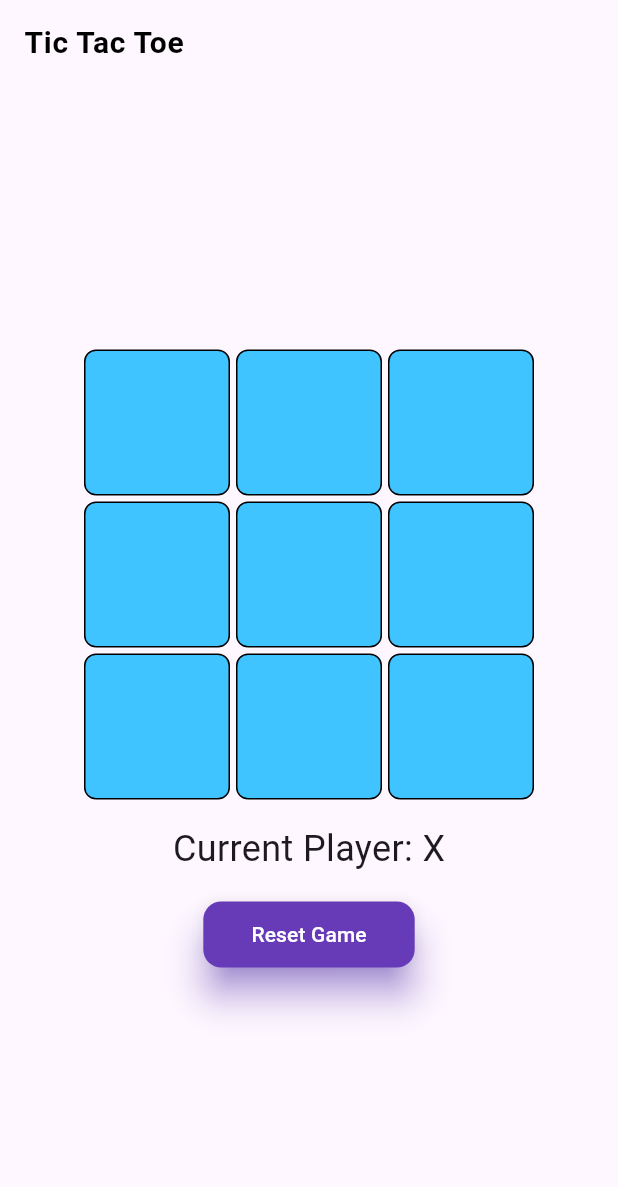
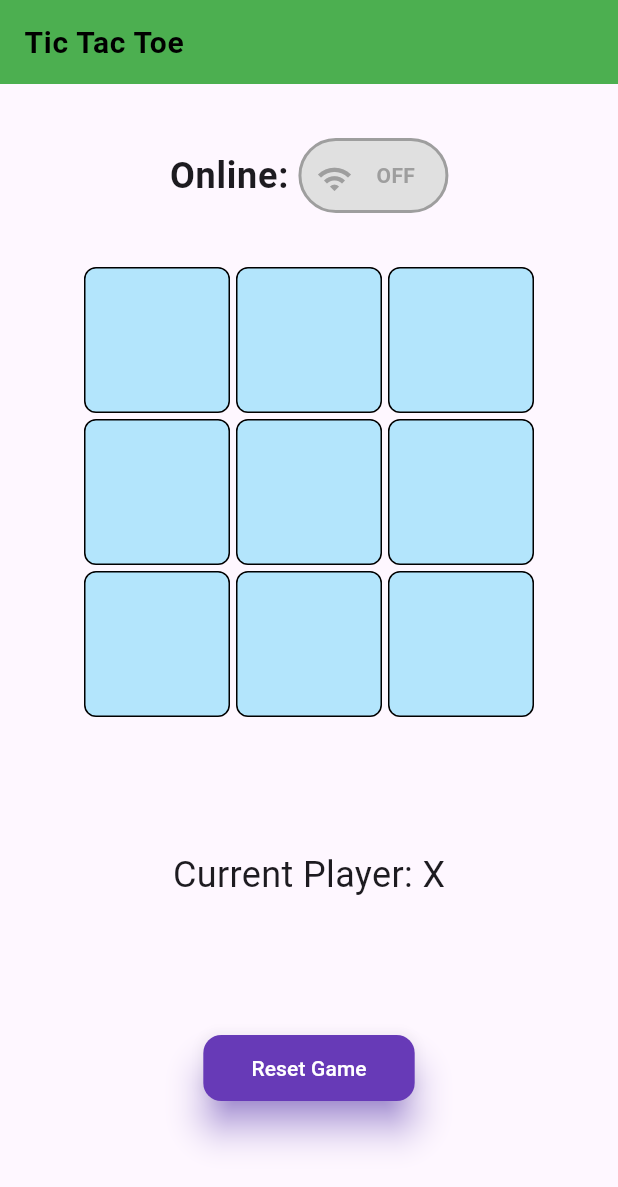
Before and after one commit to munesh-adabala/tictactoe_game, a Flutter app: the screen it shows after launch, on a phone screen of 412 x 824 dp. Shown: the top 1187 px of the screen. Run offline on Flutter 3.47's test engine with Material 3 defaults, Android fonts, the phone set to English and light mode, and no system bars; our stand-ins replace fluttertoast, lottie.

Commit message:
UI changes and added local and online support

```diff
--- a/lib/game_state.dart
+++ b/lib/game_state.dart
@@ -1,33 +1,33 @@
+enum GameMode { local, online }
+
 class GameState {
   List<List<String>> board;
   String currentPlayer;
   String? winner;
   List<int>? winningLine;
+  GameMode gameMode;
 
   GameState({
     required this.board,
     required this.currentPlayer,
     this.winner,
     this.winningLine,
+    required this.gameMode,
   });
 
-  factory GameState.fromJson(Map<String, dynamic> json) {
-    return GameState(
-      board: (json['board'] as List)
-          .map((row) => (row as List).map((cell) => cell as String).toList())
-          .toList(),
-      currentPlayer: json['currentPlayer'] as String,
-      winner: json['winner'] as String?,
-      winningLine: (json['winningLine'] as List?)?.map((e) => e as int).toList(),
-    );
-  }
+  Map<String, dynamic> toJson() => {
+    'board': board,
+    'currentPlayer': currentPlayer,
+    'winner': winner,
+    'winningLine': winningLine,
+    'gameMode': gameMode.toString().split('.').last,
+  };
 
-  Map<String, dynamic> toJson() {
-    return {
-      'board': board,
-      'currentPlayer': currentPlayer,
-      'winner': winner,
-      'winningLine': winningLine,
-    };
-  }
+  factory GameState.fromJson(Map<String, dynamic> json) => GameState(
+    board: List<List<String>>.from(json['board'].map((row) => List<String>.from(row))),
+    currentPlayer: json['currentPlayer'],
+    winner: json['winner'],
+    winningLine: json['winningLine'] != null ? List<int>.from(json['winningLine']) : null,
+    gameMode: GameMode.values.firstWhere((e) => e.toString().split('.').last == json['gameMode']),
+  );
 }
--- a/lib/main.dart
+++ b/lib/main.dart
@@ -17,8 +17,10 @@ class TicTacToeApp extends StatelessWidget {
       child: MaterialApp(
         title: 'Tic Tac Toe',
         theme: ThemeData(
-          primarySwatch: Colors.blue,
-        ),
+            primarySwatch: Colors.blue,
+            appBarTheme: const AppBarTheme(
+              backgroundColor: Colors.green,
+            )),
         home: TicTacToeGame(),
       ),
     );
--- a/lib/ui/game_ui.dart
+++ b/lib/ui/game_ui.dart
@@ -1,21 +1,13 @@
 import 'package:flutter/material.dart';
 import 'package:provider/provider.dart';
 import 'package:tic_tac_toe/ui/tictactoe_cell.dart';
-import 'package:tic_tac_toe/ui/winner_screen.dart';
+import 'package:tic_tac_toe/ui/toggle_button_widget.dart';
 
+import '../game_state.dart';
 import '../viewmodel.dart';
 
 class TicTacToeGame extends StatelessWidget {
   const TicTacToeGame({super.key});
-
-  void navigateToCelebrationScreen(BuildContext context, String winner) {
-    Navigator.push(
-      context,
-      MaterialPageRoute(
-        builder: (context) => CelebrationScreen(winner: winner),
-      ),
-    );
-  }
 
   @override
   Widget build(BuildContext context) {
@@ -33,8 +25,27 @@ class TicTacToeGame extends StatelessWidget {
           final gameState = viewModel.gameState;
 
           return Column(
-            mainAxisAlignment: MainAxisAlignment.center,
+            mainAxisAlignment: MainAxisAlignment.spaceEvenly,
             children: [
+              Row(
+                mainAxisAlignment: MainAxisAlignment.center,
+                children: [
+                  const Text("Online: ",
+                      style: TextStyle(
+                          fontSize: 24,
+                          fontWeight: FontWeight.bold,
+                          letterSpacing: 0.5)),
+                  ToggleButton(
+                    onToggle: (isOn) {
+                      if (isOn) {
+                        viewModel.setGameMode(GameMode.online);
+                      } else {
+                        viewModel.setGameMode(GameMode.local);
+                      }
+                    },
+                  ),
+                ],
+              ),
               Align(
                 child: Container(
                   alignment: FractionalOffset.center,
@@ -67,17 +78,23 @@ class TicTacToeGame extends StatelessWidget {
                 ),
               ),
               const SizedBox(height: 16),
-              if (gameState.winner != null)
+              if (gameState.winner != null) ...[
                 Text(
                   'Winner: ${gameState.winner}',
-                  style: const TextStyle(fontSize: 24),
-                )
-              else
+                  style: TextStyle(fontSize: 24),
+                ),
+              ] else if (gameState.currentPlayer == "X") ...[
                 Text(
-                  'Current Player: ${gameState.currentPlayer}',
-                  style: const TextStyle(fontSize: 24),
+                  'Current Player: X',
+                  style: TextStyle(fontSize: 24),
                 ),
-              const SizedBox(height: 16),
+              ] else if (gameState.currentPlayer == "O") ...[
+                Text(
+                  'Current Player: O',
+                  style: TextStyle(fontSize: 24),
+                ),
+              ],
+              SizedBox(height: 16),
               ElevatedButton(
                 onPressed: () => viewModel.resetGame(),
                 style: ElevatedButton.styleFrom(
@@ -91,8 +108,9 @@ class TicTacToeGame extends StatelessWidget {
                   elevation: 10,
                   shadowColor: Colors.deepPurpleAccent,
                 ),
-                child: const Text('Reset Game'),
+                child: Text('Reset Game'),
               ),
+              SizedBox(height: 16),
             ],
           );
         },
@@ -101,11 +119,10 @@ class TicTacToeGame extends StatelessWidget {
   }
 }
 
-
 class WinnerLine extends StatefulWidget {
   final List<int> winningLine;
 
-  const WinnerLine({required this.winningLine});
+  const WinnerLine({super.key, required this.winningLine});
 
   @override
   _WinnerLineState createState() => _WinnerLineState();
--- a/lib/ui/tictactoe_cell.dart
+++ b/lib/ui/tictactoe_cell.dart
@@ -12,7 +12,7 @@ class TicTacToeCell extends StatefulWidget {
     super.key,
     required this.symbol,
     required this.onTap,
-    this.backgroundColor = Colors.lightBlueAccent,
+    this.backgroundColor = const Color(0xFFB3E5FC),
     this.borderColor = Colors.black,
     this.borderRadius = 8.0,
     this.fontSize = 36.0,
--- /dev/null
+++ b/lib/ui/toggle_button_widget.dart
@@ -0,0 +1,105 @@
+import 'package:flutter/cupertino.dart';
+import 'package:flutter/material.dart';
+
+class ToggleButton extends StatefulWidget {
+  final Function(bool) onToggle;
+
+  const ToggleButton({key, required this.onToggle}) : super(key: key);
+
+  @override
+  _ToggleButtonState createState() => _ToggleButtonState();
+}
+
+class _ToggleButtonState extends State<ToggleButton>
+    with SingleTickerProviderStateMixin {
+  late AnimationController _controller;
+  late Animation<double> _animation;
+  bool isOn = false;
+
+  @override
+  void initState() {
+    super.initState();
+    _controller = AnimationController(
+      vsync: this,
+      duration: Duration(milliseconds: 300),
+    );
+    _animation = CurvedAnimation(parent: _controller, curve: Curves.easeInOut);
+  }
+
+  @override
+  void dispose() {
+    _controller.dispose();
+    super.dispose();
+  }
+
+  void toggleButton() {
+    setState(() {
+      isOn = !isOn;
+    });
+
+    if (isOn) {
+      _controller.forward();
+    } else {
+      _controller.reverse();
+    }
+
+    widget.onToggle(isOn); // Notify parent widget of toggle event
+  }
+
+  @override
+  Widget build(BuildContext context) {
+    return GestureDetector(
+      onTap: toggleButton,
+      child: Container(
+        width: 100,
+        height: 50,
+        decoration: BoxDecoration(
+          borderRadius: BorderRadius.circular(30),
+          color: isOn ? Colors.green : Colors.grey[300],
+          border: Border.all(
+            color: isOn ? Colors.green : Colors.grey,
+            width: 2,
+          ),
+        ),
+        child: Row(
+          mainAxisAlignment:
+              isOn ? MainAxisAlignment.end : MainAxisAlignment.start,
+          children: [
+            Container(
+              width: 40,
+              height: 40,
+              padding: EdgeInsets.all(10),
+              child: AnimatedBuilder(
+                animation: _animation,
+                builder: (context, child) {
+                  return Transform.rotate(
+                    angle: _animation.value * 0.5 * 2 * 3.1416, // 0.5 rotations
+                    child: child,
+                  );
+                },
+                child: Icon(
+                  Icons.wifi,
+                  color: isOn ? Colors.blue : Colors.grey,
+                )
+              ),
+            ),
+            Expanded(
+              child: Container(
+                alignment: isOn ? Alignment.centerRight : Alignment.centerLeft,
+                padding: EdgeInsets.symmetric(horizontal: 10),
+                child: Text(
+                  isOn ? 'ON' : 'OFF',
+                  style: TextStyle(
+                    fontSize: 14,
+                    fontWeight: FontWeight.bold,
+                    color: isOn ? Colors.white : Colors.grey,
+                  ),
+                ),
+              ),
+            ),
+          ],
+        ),
+      ),
+    );
+  }
+}
--- a/pubspec.yaml
+++ b/pubspec.yaml
@@ -34,6 +34,7 @@ dependencies:
   http: ^0.13.3
   path_provider: ^2.0.2
   lottie: ^2.2.0
+  fluttertoast: ^8.0.9
 
 
   # The following adds the Cupertino Icons font to your application.
```
Also changed, not shown: lib/viewmodel.dart (+117 -6 lines), pubspec.lock, 1 other file.
